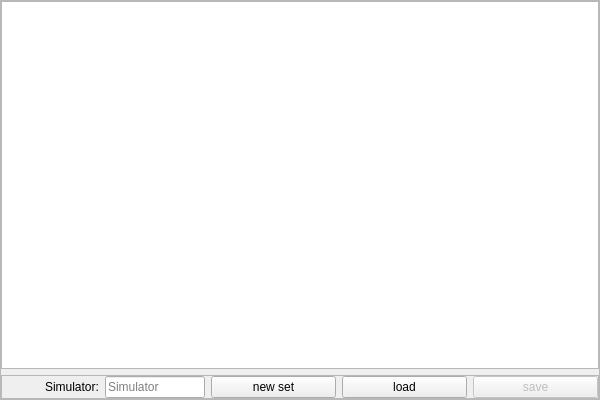
Old version of the form src/blackgui/components/dbownmodelsetcomponent.ui in the repository swift-project/pilotclient.
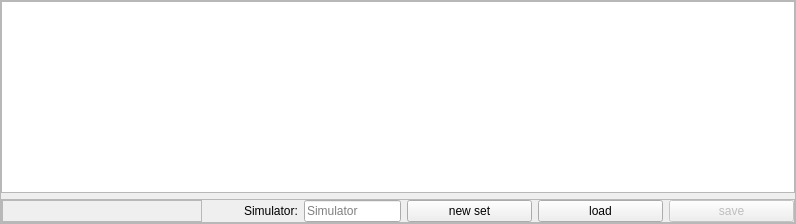
New version of the form. Custom widgets are drawn as their Qt base class.

Commit message: refs #661, improved own model set handling * fixed simulator selector * added simulator selector to own model set component * pinned last selections * fixed model cache to use "getCopy"

Patch:
```diff
--- a/src/blackgui/components/dbownmodelsetcomponent.ui
+++ b/src/blackgui/components/dbownmodelsetcomponent.ui
@@ -6,8 +6,8 @@
    <rect>
     <x>0</x>
     <y>0</y>
-    <width>600</width>
-    <height>400</height>
+    <width>796</width>
+    <height>224</height>
    </rect>
   </property>
   <property name="windowTitle">
@@ -64,7 +64,23 @@
        <number>0</number>
       </property>
       <item>
-       <spacer name="hs_Buttons">
+       <widget class="BlackGui::Components::CSimulatorSelector" name="comp_SimulatorSelector">
+        <property name="minimumSize">
+         <size>
+          <width>200</width>
+          <height>0</height>
+         </size>
+        </property>
+        <property name="frameShape">
+         <enum>QFrame::StyledPanel</enum>
+        </property>
+        <property name="frameShadow">
+         <enum>QFrame::Raised</enum>
+        </property>
+       </widget>
+      </item>
+      <item>
+       <spacer name="hs_OwnModelSetButtons">
         <property name="orientation">
          <enum>Qt::Horizontal</enum>
         </property>
@@ -158,6 +174,12 @@
    <extends>QTableView</extends>
    <header>blackgui/views/aircraftmodelview.h</header>
   </customwidget>
+  <customwidget>
+   <class>BlackGui::Components::CSimulatorSelector</class>
+   <extends>QFrame</extends>
+   <header>blackgui/components/simulatorselector.h</header>
+   <container>1</container>
+  </customwidget>
  </customwidgets>
  <resources/>
  <connections/>
```
The commit also changes 6 other files.
